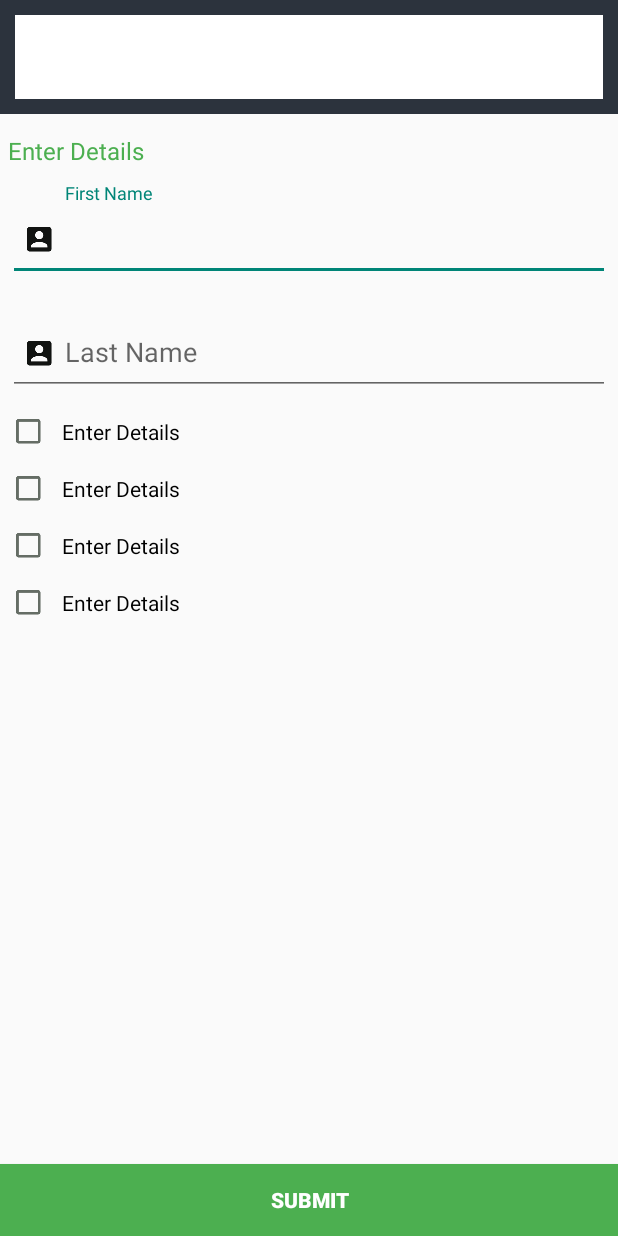
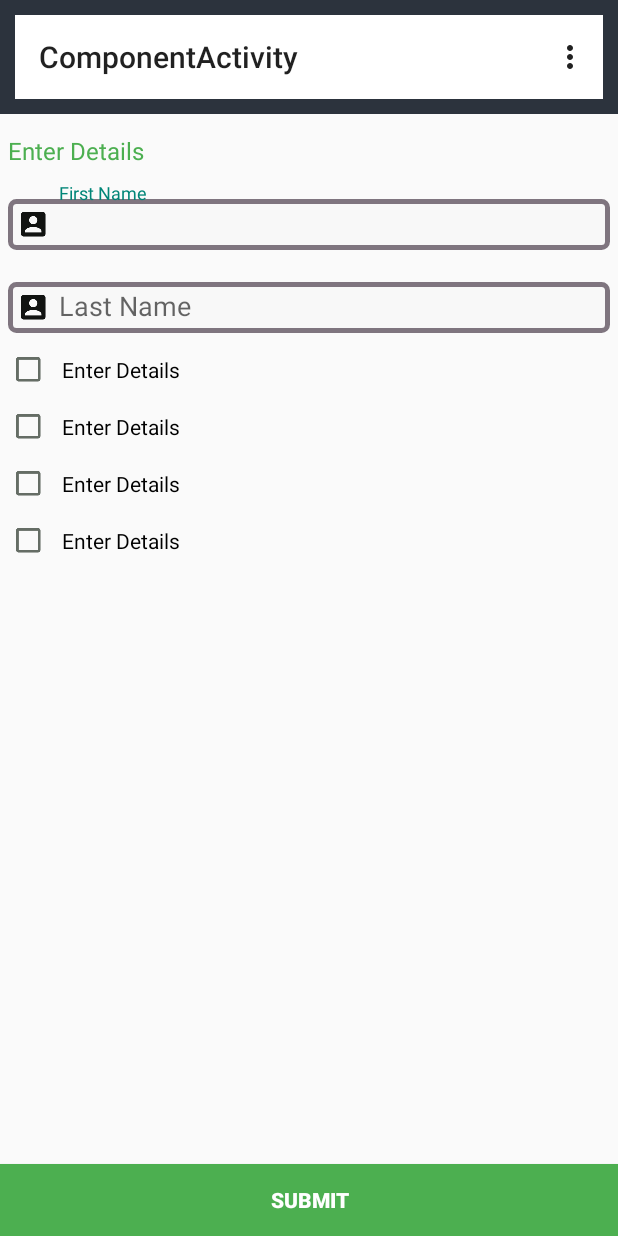
Before and after one commit to apersiankite/faltu, an Android app: the screen it shows after launch (ComponentActivity), on a phone screen of 412 x 824 dp. Run offline under Robolectric (Android 15) with nearby library versions, the phone set to English and light mode, and no system bars.

Commit message:
added custom edit text and circular progress bar

```diff
--- a/Faltu/app/src/main/java/com/zoomcar/prateek/faltu/activities/ComponentActivity.java
+++ b/Faltu/app/src/main/java/com/zoomcar/prateek/faltu/activities/ComponentActivity.java
@@ -1,10 +1,8 @@
 package com.zoomcar.prateek.faltu.activities;
 
-import android.app.ProgressDialog;
 import android.content.Intent;
-import android.graphics.drawable.Drawable;
+import android.os.Bundle;
 import android.support.v7.app.AppCompatActivity;
-import android.os.Bundle;
 import android.support.v7.widget.Toolbar;
 import android.view.Menu;
 import android.view.MenuItem;
@@ -13,7 +11,7 @@ import android.widget.Button;
 
 import com.zoomcar.prateek.faltu.R;
 
-public class ComponentActivity extends AppCompatActivity implements View.OnClickListener{
+public class ComponentActivity extends AppCompatActivity implements View.OnClickListener {
     private Toolbar mToolbar;
     private Button mSubmitButton;
 
@@ -21,9 +19,9 @@ public class ComponentActivity extends AppCompatActivity implements View.OnClick
     protected void onCreate(Bundle savedInstanceState) {
         super.onCreate(savedInstanceState);
         setContentView(R.layout.activity_component);
-        mToolbar= (Toolbar) findViewById(R.id.app_toolbar);
+        mToolbar = (Toolbar) findViewById(R.id.toolbar);
         setSupportActionBar(mToolbar);
-        mSubmitButton= (Button) findViewById(R.id.button_submit);
+        mSubmitButton = (Button) findViewById(R.id.button_submit);
         mSubmitButton.setOnClickListener(this);
 
     }
@@ -52,7 +50,7 @@ public class ComponentActivity extends AppCompatActivity implements View.OnClick
 
     @Override
     public void onClick(View v) {
-        startActivity(new Intent(this,CustomProgressBarActivity.class));
+        startActivity(new Intent(this, CustomProgressBarActivity.class));
 
     }
 }
--- a/Faltu/app/src/main/res/drawable/custom_edit_text.xml
+++ b/Faltu/app/src/main/res/drawable/custom_edit_text.xml
@@ -1,6 +1,17 @@
 <?xml version="1.0" encoding="utf-8"?>
+<!-- res/drawable/rounded_edittext.xml -->
 <shape xmlns:android="http://schemas.android.com/apk/res/android"
-    android:shape="line">
+    android:padding="10dp"
+    android:shape="rectangle">
 
+    <solid android:color="#F8F8F8"/>
+    <stroke android:width="@dimen/stroke_width_edit_text"
+        android:color="@color/edit_text_stroke_color"></stroke>
+
+    <corners
+        android:bottomLeftRadius="4dp"
+        android:bottomRightRadius="4dp"
+        android:topLeftRadius="4dp"
+        android:topRightRadius="4dp"/>
 
 </shape>
--- a/Faltu/app/src/main/res/layout/activity_component.xml
+++ b/Faltu/app/src/main/res/layout/activity_component.xml
@@ -4,16 +4,15 @@
     android:layout_height="match_parent"
     tools:context="com.zoomcar.prateek.faltu.activities.ComponentActivity">
 
-    <include
-        android:id="@+id/app_toolbar"
-        layout="@layout/layout_toolbar" />
+    <include layout="@layout/layout_toolbar"
+        android:id="@+id/app_toolbar"/>
 
     <TextView
         android:id="@+id/text_header"
         style="@style/text_view_style"
         android:layout_width="match_parent"
         android:layout_height="wrap_content"
-        android:layout_below="@+id/app_toolbar"
+        android:layout_below="@id/app_toolbar"
         android:layout_marginTop="@dimen/appbar_elevation"
         android:padding="@dimen/app_padding" />
 
@@ -21,12 +20,13 @@
         android:id="@+id/text_input_layout"
         android:layout_width="match_parent"
         android:layout_height="wrap_content"
-        android:layout_below="@+id/text_header"
+        android:layout_below="@id/text_header"
         android:padding="@dimen/app_padding">
 
         <android.support.v7.widget.AppCompatEditText
             android:layout_width="match_parent"
             android:layout_height="wrap_content"
+            android:background="@drawable/custom_edit_text"
             android:drawableLeft="@drawable/ic_action_username"
             android:hint="@string/hint_enter_first_name">
 
@@ -40,12 +40,13 @@
         android:id="@+id/text_input_layout2"
         android:layout_width="match_parent"
         android:layout_height="wrap_content"
-        android:layout_below="@+id/text_input_layout"
+        android:layout_below="@id/text_input_layout"
         android:padding="@dimen/app_padding">
 
         <android.support.v7.widget.AppCompatEditText
             android:layout_width="match_parent"
             android:layout_height="wrap_content"
+            android:background="@drawable/custom_edit_text"
             android:drawableLeft="@drawable/ic_action_username"
             android:hint="@string/hint_enter_last_name">
 
@@ -59,7 +60,7 @@
         android:id="@+id/checkbox_a"
         android:layout_width="match_parent"
         android:layout_height="wrap_content"
-        android:layout_below="@+id/text_input_layout2"
+        android:layout_below="@id/text_input_layout2"
         android:layout_margin="2dp"
         android:button="@drawable/custom_check_box"
         android:padding="@dimen/app_padding"
@@ -70,7 +71,7 @@
         android:layout_width="match_parent"
         android:layout_height="wrap_content"
         android:layout_alignParentLeft="true"
-        android:layout_below="@+id/checkbox_a"
+        android:layout_below="@id/checkbox_a"
         android:layout_margin="2dp"
         android:button="@drawable/custom_check_box"
         android:padding="@dimen/app_padding"
@@ -81,7 +82,7 @@
         android:layout_width="match_parent"
         android:layout_height="wrap_content"
         android:layout_alignParentLeft="true"
-        android:layout_below="@+id/checkbox_b"
+        android:layout_below="@id/checkbox_b"
         android:layout_margin="2dp"
         android:button="@drawable/custom_check_box"
         android:padding="@dimen/app_padding"
@@ -104,10 +105,10 @@
         android:layout_width="match_parent"
         android:layout_height="wrap_content"
         android:layout_alignParentBottom="true"
+        android:background="@color/button_green"
+        android:text="@string/button_submit"
         android:textColor="@color/white"
-          android:background="@color/button_green"
-          android:textStyle="bold"
-          android:text="@string/button_submit"/>
+        android:textStyle="bold" />
 
 
 </RelativeLayout>
--- a/Faltu/app/src/main/res/values/colors.xml
+++ b/Faltu/app/src/main/res/values/colors.xml
@@ -6,4 +6,5 @@
     <color name="white">#FFFFFF</color>
     <color name="drawer_item_text">#2CEE3D</color>
     <color name="button_green">#4CAF50</color>
+    <color name="edit_text_stroke_color">#7F757F</color>
 </resources>
--- a/Faltu/app/src/main/res/values/dimens.xml
+++ b/Faltu/app/src/main/res/values/dimens.xml
@@ -3,4 +3,6 @@
     <dimen name="activity_horizontal_margin">16dp</dimen>
     <dimen name="activity_vertical_margin">16dp</dimen>
     <dimen name="app_padding">5dp</dimen>
+    <dimen name="normal_text_size">16dp</dimen>
+    <dimen name="stroke_width_edit_text">3dp</dimen>
 </resources>
--- a/Faltu/app/src/main/res/values/strings.xml
+++ b/Faltu/app/src/main/res/values/strings.xml
@@ -12,9 +12,9 @@
     <string name="default_text">Enter Details</string>
     <string name="button_submit">SUBMIT</string>
     <string name="title_activity_custom_progress_bar">CustomProgressBarActivity</string>
-    <string name="snackbarMessage">This is how snackbar works ..</string>
+    <string name="snackbarMessage">snackbar ..</string>
     <string name="button_show_snackbar">SHOW SNACKBAR</string>
     <string name="show_action_undo">Undo</string>
     <string name="show_action_finishApp">Close App</string>
-    <string name="show_action_finishActivity">Close Current Activity</string>
+    <string name="show_action_finishActivity">Close Activity</string>
 </resources>
--- a/Faltu/app/src/main/res/values/styles.xml
+++ b/Faltu/app/src/main/res/values/styles.xml
@@ -15,7 +15,6 @@
 
     </style>
 
-    <dimen name="normal_text_size">16dp</dimen>
 
     <style name="AppTheme.Toolbar" parent="ThemeOverlay.AppCompat.ActionBar">
         <item name="divider">@color/zoom_primary_color</item>
@@ -27,4 +26,6 @@
 
     </style>
 
+
+
 </resources>
```
Also changed, not shown: Faltu/app/src/main/java/com/zoomcar/prateek/faltu/activities/CustomProgressBarActivity.java (+11 -30 lines), Faltu/app/src/main/res/drawable/custom_progress_bar.xml (+18 -27 lines), Faltu/app/src/main/res/layout/activity_custom_progress_bar.xml (+17 -11 lines). Lines whose indentation alone changed are shown as unchanged.
